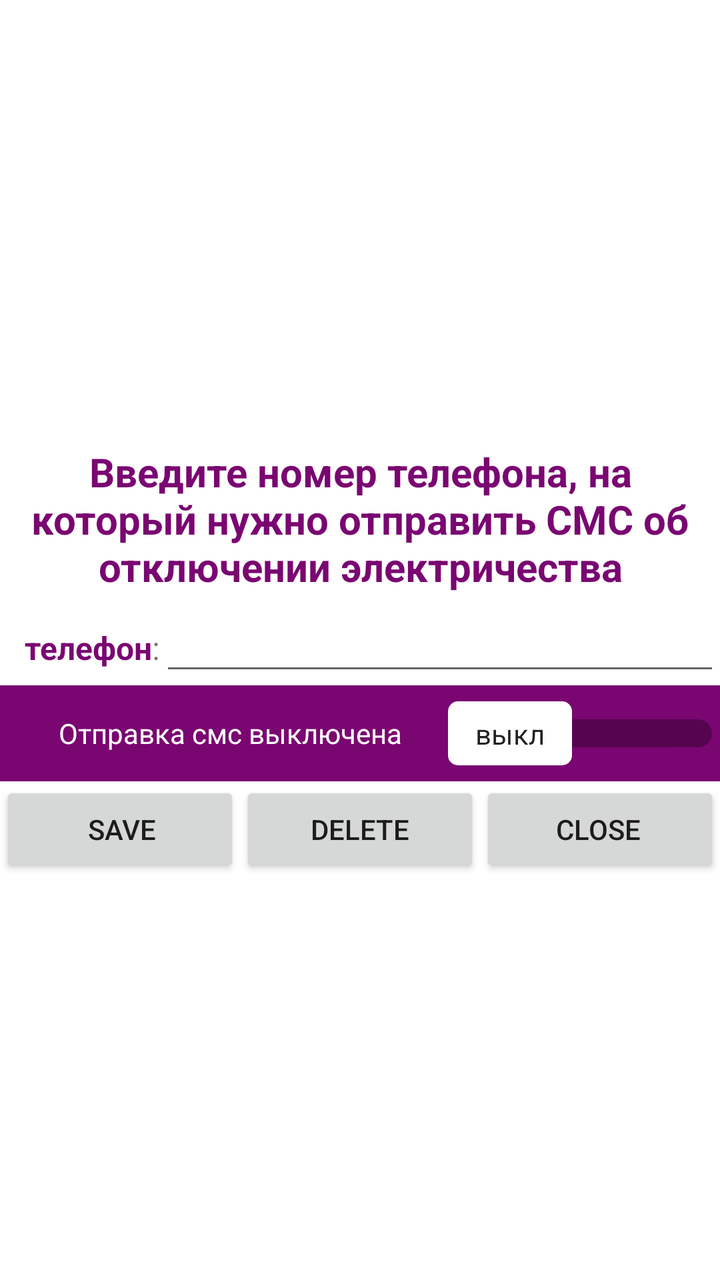
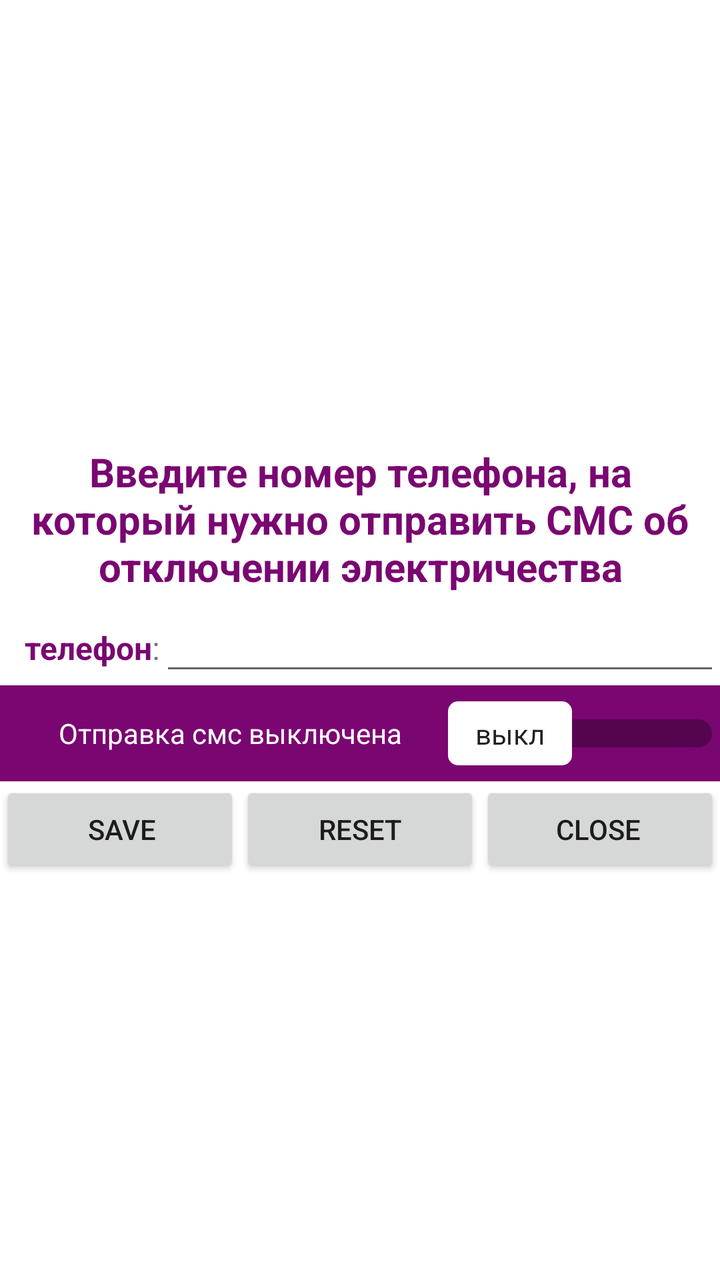

Screens rendered from an Android XML layout before and after an edit, with the pre-edit source and the edit as a unified diff.
<!-- AndroidManifest.xml: application theme Theme.ScreenClock -->
<!-- res/layout/activity_add_employee.xml -->
<?xml version="1.0" encoding="utf-8"?>
<LinearLayout xmlns:android="http://schemas.android.com/apk/res/android"
    xmlns:app="http://schemas.android.com/apk/res-auto"
    xmlns:tools="http://schemas.android.com/tools"
    android:layout_width="match_parent"
    android:layout_height="match_parent"
    android:background="@color/white"
    android:gravity="center"
    android:orientation="vertical">

    <TextView

        android:id="@+id/month2"
        android:layout_width="match_parent"
        android:layout_height="wrap_content"
        android:gravity="center"
        android:paddingTop="0dp"
        android:paddingBottom="2dp"
        android:textColor="@color/Purple2"
        android:textColorHint="#FFF"
        android:textStyle="bold" />

    <TextView

        android:id="@+id/month"
        android:layout_width="match_parent"
        android:layout_height="wrap_content"
        android:gravity="center"
        android:paddingTop="0dp"
        android:paddingBottom="2dp"
        android:text="Введите номер телефона, на который нужно отправить СМС об отключении электричества"
        android:textColor="@color/Purple2"
        android:textColorHint="#FFF"
        android:textSize="20sp"
        android:textStyle="bold"
        tools:ignore="HardcodedText" />

    <LinearLayout
        android:layout_width="match_parent"
        android:layout_height="wrap_content"
        android:orientation="horizontal">

        <TextView
            android:id="@+id/textView6"
            android:layout_width="wrap_content"
            android:layout_height="wrap_content"
            android:ems="4"
            android:gravity="right"
            android:text="телефон"
            android:textColor="@color/Purple2"
            android:textSize="16sp"
            android:textStyle="bold"
            tools:ignore="HardcodedText,RtlHardcoded" />

        <TextView
            android:id="@+id/textView9"
            android:layout_width="wrap_content"
            android:layout_height="wrap_content"
            android:text=":"
            android:textSize="16sp" />

        <EditText
            android:id="@+id/editTextName1"
            android:layout_width="wrap_content"
            android:layout_height="wrap_content"
            android:layout_weight="1"
            android:ems="10"
            android:gravity="start|top"
            android:inputType="phone"
            android:textColor="@color/black"
            android:textSize="20sp"
            tools:ignore="InefficientWeight,SpeakableTextPresentCheck" />


    </LinearLayout>

    <androidx.appcompat.widget.SwitchCompat
        android:id="@+id/switch1"
        android:layout_width="match_parent"
        android:layout_height="wrap_content"
        android:layout_gravity="center"
        android:background="@color/Purple2"
        android:checked="false"
        android:gravity="center"
        android:minHeight="48dp"
        android:paddingStart="10dp"
        android:text="Отправка смс выключена"


        android:textColor="@color/white"

        android:textOff="выкл"
        android:textOn="вкл"
        android:thumb="@drawable/switch_thumb"
        app:showText="true"
        tools:ignore="HardcodedText,UseSwitchCompatOrMaterialXml" />


    

    <LinearLayout
        android:layout_width="match_parent"
        android:layout_height="wrap_content"
        android:orientation="horizontal">

        <Button
            android:id="@+id/button"
            android:layout_width="wrap_content"
            android:layout_height="wrap_content"
            android:layout_weight="1"
            android:insetLeft="6dp"
            android:insetRight="6dp"
            android:paddingEnd="10dp"
            android:text="SAVE" />

        <Button
            android:id="@+id/button3"
            android:layout_width="wrap_content"
            android:layout_height="wrap_content"
            android:layout_weight="1"
            android:text="DELETE" />

        <Button
            android:id="@+id/close"
            android:layout_width="wrap_content"
            android:layout_height="wrap_content"
            android:layout_weight="1"
            android:insetLeft="6dp"
            android:insetRight="6dp"
            android:paddingStart="10dp"
            android:text="close" />

    </LinearLayout>

</LinearLayout>
<!-- resources referenced by this layout -->
<resources>
  <color name="Purple2">#7A0671</color>
  <color name="black">#FF000000</color>
  <color name="white">#FFFFFFFF</color>
  <!-- drawable switch_thumb (drawable) -->
  <?xml version="1.0" encoding="utf-8"?>
  <selector xmlns:android="http://schemas.android.com/apk/res/android">
      <item android:drawable="@drawable/switch_thumb_unchecked" android:state_checked="false" />
      <item android:drawable="@drawable/switch_thumb_checked" android:state_checked="true" />
  </selector>
  <style name="Theme.ScreenClock" parent="Theme.MaterialComponents.DayNight.DarkActionBar">
          
          <item name="colorPrimary">@color/Purple2</item>
          <item name="colorPrimaryVariant">@color/Purple2</item>
          <item name="colorOnPrimary">@color/white</item>
          
          <item name="colorSecondary">@color/teal_200</item>
          <item name="colorSecondaryVariant">@color/teal_700</item>
          <item name="colorOnSecondary">@color/black</item>
          
          <item name="android:statusBarColor">?attr/colorPrimaryVariant</item>
          
      </style>
  <!-- drawable switch_thumb_unchecked (drawable) -->
  <?xml version="1.0" encoding="utf-8"?>
  <layer-list xmlns:android="http://schemas.android.com/apk/res/android">
      <item>
          <shape>
              <solid android:color="@color/white"/>
              <corners android:radius="5dp"/>
              <size android:height="40dp" android:width="70dp"/>
              <stroke android:width="8dp" android:color="@android:color/transparent" />
          </shape>
      </item>
  </layer-list>
  <!-- drawable switch_thumb_checked (drawable) -->
  <?xml version="1.0" encoding="utf-8"?>
  <layer-list xmlns:android="http://schemas.android.com/apk/res/android">
      <item>
          <shape>
              <solid android:color="@color/red"/>
              <corners android:radius="5dp"/>
              <size android:height="40dp" android:width="70dp"/>
              <stroke android:width="8dp" android:color="@android:color/transparent" />
          </shape>
      </item>
  </layer-list>
  <color name="teal_200">#FF03DAC5</color>
  <color name="teal_700">#FF018786</color>
  <color name="red"> #ff0000</color>#FF91A4
</resources>

<!-- the commit's change to res/layout/activity_add_employee.xml (unified diff, before → after) -->
@@ -118,7 +118,7 @@
             android:layout_width="wrap_content"
             android:layout_height="wrap_content"
             android:layout_weight="1"
-            android:text="DELETE" />
+            android:text="RESET" />
 
         <Button
             android:id="@+id/close"
